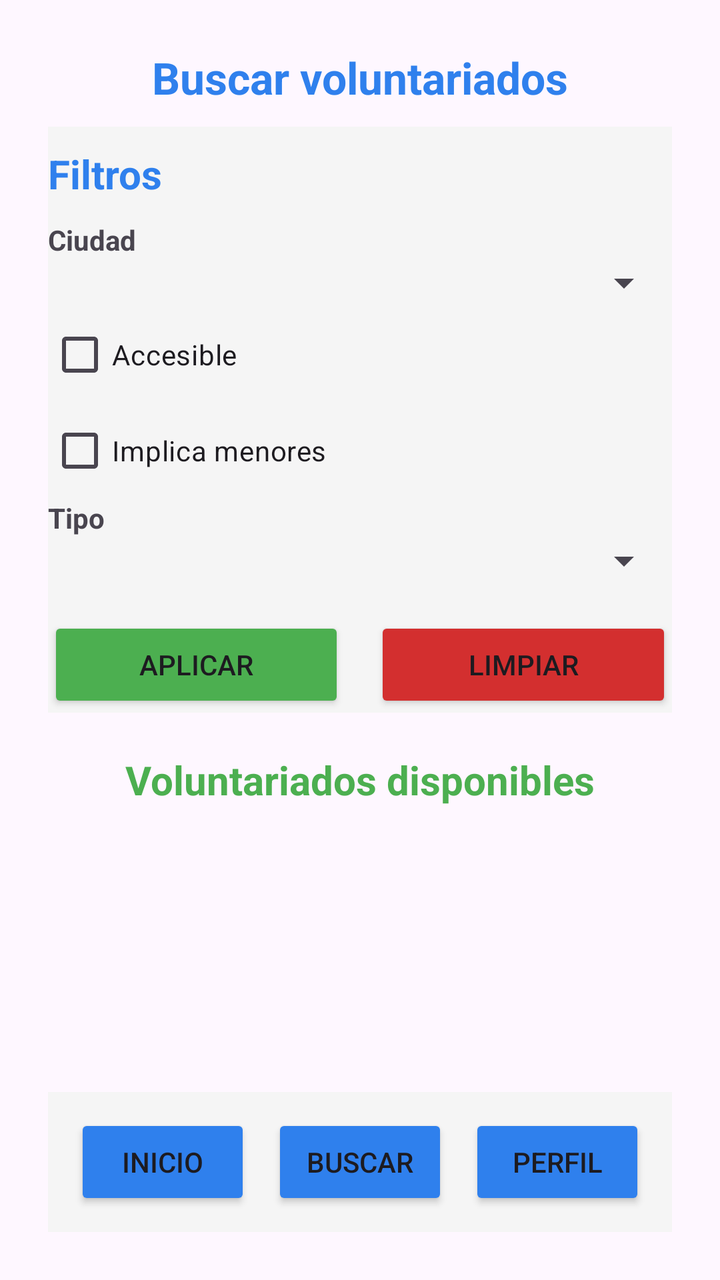
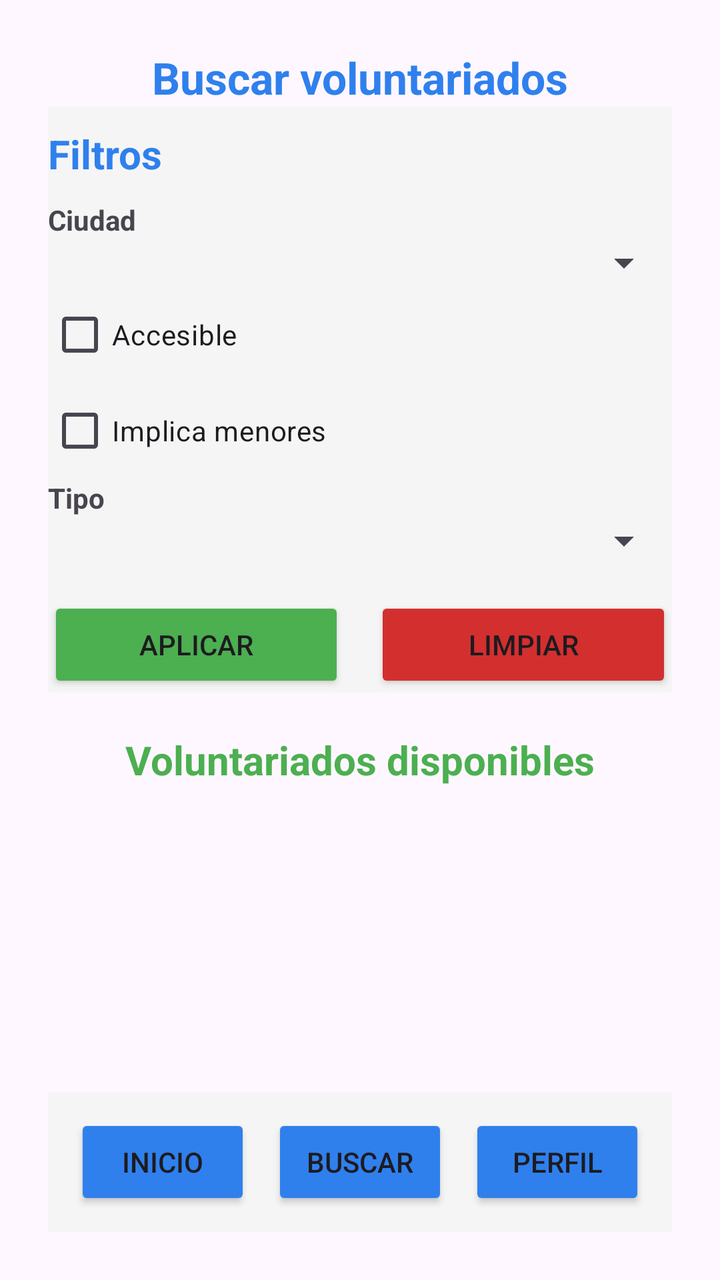

Two renders of the same Android screen: before a commit and after it. Below are the layout's source before the change and the commit's diff.
<!-- AndroidManifest.xml: application theme Theme.Conecta_Voluntariado_TFG -->
<!-- res/layout/activity_search_volunteering.xml -->
<?xml version="1.0" encoding="utf-8"?>
<androidx.constraintlayout.widget.ConstraintLayout xmlns:android="http://schemas.android.com/apk/res/android"
    xmlns:app="http://schemas.android.com/apk/res-auto"
    xmlns:tools="http://schemas.android.com/tools"
    android:id="@+id/main"
    android:layout_width="match_parent"
    android:layout_height="match_parent"
    android:padding="24dp"
    tools:context=".SearchVolunteeringActivity">

    <TextView
        android:layout_width="wrap_content"
        android:layout_height="wrap_content"
        android:id="@+id/tvSearchTitle"
        android:text="Buscar voluntariados"
        android:textColor="@color/brand_blue"
        android:textSize="22sp"
        android:textStyle="bold"
        app:layout_constraintTop_toTopOf="parent"
        app:layout_constraintStart_toStartOf="parent"
        app:layout_constraintEnd_toEndOf="parent" />

    <LinearLayout
        android:layout_width="match_parent"
        android:layout_height="0dp"
        android:id="@+id/linearLayoutBottomContent"
        android:layout_marginTop="10dp"
        android:orientation="vertical"
        app:layout_constraintTop_toBottomOf="@id/tvSearchTitle"
        app:layout_constraintBottom_toTopOf="@id/bottomBar"
        app:layout_constraintStart_toStartOf="parent"
        app:layout_constraintEnd_toEndOf="parent">

        <LinearLayout
            android:layout_width="match_parent"
            android:layout_height="wrap_content"
            android:id="@+id/linearLayoutFilters"
            android:background="@color/light_gray"
            android:orientation="vertical">

            <TextView
                android:layout_width="wrap_content"
                android:layout_height="wrap_content"
                android:layout_marginTop="10dp"
                android:text="Filtros"
                android:textColor="@color/brand_blue"
                android:textSize="20sp"
                android:textStyle="bold" />

            <TextView
                android:layout_width="match_parent"
                android:layout_height="wrap_content"
                android:id="@+id/tvFilterCity"
                android:layout_marginTop="10dp"
                android:text="Ciudad"
                android:textStyle="bold" />

            <Spinner
                android:layout_width="match_parent"
                android:layout_height="wrap_content"
                android:id="@+id/spCityFilter" />

            <CheckBox
                android:layout_width="match_parent"
                android:layout_height="wrap_content"
                android:id="@+id/cbAccessible"
                android:text="Accesible" />

            <CheckBox
                android:layout_width="match_parent"
                android:layout_height="wrap_content"
                android:id="@+id/cbMinors"
                android:text="Implica menores" />

            <TextView
                android:layout_width="match_parent"
                android:layout_height="wrap_content"
                android:id="@+id/tvFilterType"
                android:text="Tipo"
                android:textStyle="bold" />

            <Spinner
                android:layout_width="match_parent"
                android:layout_height="wrap_content"
                android:id="@+id/spTypeFilter" />

            <LinearLayout
                android:layout_width="match_parent"
                android:layout_height="wrap_content"
                android:layout_marginTop="16dp"
                android:orientation="horizontal">

                <Button
                    android:id="@+id/btnApplyFilters"
                    android:layout_width="0dp"
                    android:layout_height="wrap_content"
                    android:layout_weight="1"
                    android:backgroundTint="@color/light_green"
                    android:text="Aplicar" />

                <Button
                    android:id="@+id/btnClearFilters"
                    android:layout_width="0dp"
                    android:layout_height="wrap_content"
                    android:layout_marginStart="15dp"
                    android:layout_weight="1"
                    android:backgroundTint="@color/light_red"
                    android:text="Limpiar" />
            </LinearLayout>

        </LinearLayout>

        <LinearLayout
            android:layout_width="match_parent"
            android:layout_height="0dp"
            android:id="@+id/linearLayoutVolunteerings"
            android:layout_weight="1"
            android:orientation="vertical"
            android:layout_gravity="center_horizontal"
            android:layout_marginTop="20dp">

            <TextView
                android:layout_width="wrap_content"
                android:layout_height="wrap_content"
                android:text="Voluntariados disponibles"
                android:textColor="@color/light_green"
                android:layout_gravity="center"
                android:textSize="20sp"
                android:textStyle="bold" />

            <TextView
                android:layout_width="wrap_content"
                android:layout_height="wrap_content"
                android:id="@+id/textEmpty"
                android:text="No hay voluntariados disponibles"
                android:gravity="center_horizontal"
                android:textSize="16sp"
                android:visibility="gone" />

            <androidx.recyclerview.widget.RecyclerView
                android:layout_width="match_parent"
                android:layout_height="0dp"
                android:id="@+id/rvVolunteerings"
                android:layout_marginTop="5dp"
                android:layout_weight="1"
                tools:listitem="@layout/item_volunteering_volunteer" />

        </LinearLayout>

    </LinearLayout>

    <LinearLayout
        android:layout_width="0dp"
        android:layout_height="70dp"
        android:id="@+id/bottomBar"
        android:background="@color/light_gray"
        android:orientation="horizontal"
        android:padding="8dp"
        app:layout_constraintBottom_toBottomOf="parent"
        app:layout_constraintStart_toStartOf="parent"
        app:layout_constraintEnd_toEndOf="parent">

        <LinearLayout
            android:layout_width="0dp"
            android:layout_height="match_parent"
            android:layout_weight="1"
            android:gravity="center"
            android:orientation="vertical">

            <Button
                android:layout_width="wrap_content"
                android:layout_height="wrap_content"
                android:id="@+id/btnHomeVolunteer"
                android:text="Inicio"
                android:backgroundTint="@color/brand_blue" />
        </LinearLayout>

        <LinearLayout
            android:layout_width="0dp"
            android:layout_height="match_parent"
            android:layout_weight="1"
            android:gravity="center"
            android:orientation="vertical">

            <Button
                android:layout_width="wrap_content"
                android:layout_height="wrap_content"
                android:id="@+id/btnSearchVolunteer"
                android:text="Buscar"
                android:backgroundTint="@color/brand_blue" />
        </LinearLayout>

    <LinearLayout
        android:layout_width="0dp"
        android:layout_height="match_parent"
        android:layout_weight="1"
        android:gravity="center"
        android:orientation="vertical">

        <Button
            android:layout_width="wrap_content"
            android:layout_height="wrap_content"
            android:id="@+id/btnProfileVolunteer"
            android:text="Perfil"
            android:backgroundTint="@color/brand_blue" />
    </LinearLayout>

</LinearLayout>

</androidx.constraintlayout.widget.ConstraintLayout>
<!-- res/layout/item_volunteering_volunteer.xml (included above) -->
<?xml version="1.0" encoding="utf-8"?>
<LinearLayout xmlns:android="http://schemas.android.com/apk/res/android"
    android:layout_width="match_parent"
    android:layout_height="wrap_content"
    android:layout_marginBottom="12dp"
    android:background="@color/white"
    android:orientation="vertical"
    android:padding="24dp">

    <TextView
        android:layout_width="match_parent"
        android:layout_height="wrap_content"
        android:id="@+id/tvItemTitle"
        android:text="Creando Sonrisas"
        android:textColor="@color/brand_blue"
        android:textSize="18sp"
        android:textStyle="bold" />

    <TextView
        android:layout_width="match_parent"
        android:layout_height="wrap_content"
        android:id="@+id/tvItemType"
        android:layout_marginTop="6dp"
        android:text="Tipo: Social" />

    <TextView
        android:layout_width="match_parent"
        android:layout_height="wrap_content"
        android:id="@+id/tvItemDescription"
        android:layout_marginTop="6dp"
        android:text="Actividades lúdicas con personas con diversidad funcional" />

    <TextView
        android:layout_width="match_parent"
        android:layout_height="wrap_content"
        android:id="@+id/tvItemCity"
        android:layout_marginTop="6dp"
        android:text="Ciudad: Madrid" />

    <TextView
        android:layout_width="match_parent"
        android:layout_height="wrap_content"
        android:id="@+id/tvItemAddress"
        android:layout_marginTop="6dp"
        android:text="Dirección: Calle del Pez, 5" />

    <TextView
        android:layout_width="match_parent"
        android:layout_height="wrap_content"
        android:id="@+id/tvItemDate"
        android:layout_marginTop="6dp"
        android:text="Fecha y hora: 01/04/2026 15:00" />

    <TextView
        android:layout_width="match_parent"
        android:layout_height="wrap_content"
        android:id="@+id/tvItemMinors"
        android:layout_marginTop="6dp"
        android:text="Implica menores (Requiere certificado de delitos sexuales)"
        android:textColor="@color/light_red"
        android:textStyle="bold" />

    <TextView
        android:layout_width="match_parent"
        android:layout_height="wrap_content"
        android:id="@+id/tvItemAccessibility"
        android:layout_marginTop="6dp"
        android:text="Accesible para personas con movilidad reducida"
        android:textStyle="bold" />

    <TextView
        android:layout_width="match_parent"
        android:layout_height="wrap_content"
        android:id="@+id/tvItemStatus"
        android:layout_marginTop="6dp"
        android:text="Estado: Activo"
        android:textStyle="bold" />

    <Button
        android:layout_width="match_parent"
        android:layout_height="wrap_content"
        android:id="@+id/btnSignUpVolunteering"
        android:layout_marginTop="10dp"
        android:backgroundTint="@color/light_green"
        android:text="Inscribirse" />

</LinearLayout>
<!-- resources referenced by this layout -->
<resources>
  <color name="brand_blue">#2F80ED</color>
  <color name="light_gray">#F5F5F5</color>
  <color name="light_green">#4CAF50</color>
  <color name="light_red">#D32F2F</color>
  <color name="white">#FFFFFFFF</color>
  <style name="Theme.Conecta_Voluntariado_TFG" parent="Base.Theme.Conecta_Voluntariado_TFG" />
  <style name="Base.Theme.Conecta_Voluntariado_TFG" parent="Theme.Material3.DayNight.NoActionBar">
          
          
      </style>
</resources>

<!-- the commit's change to res/layout/activity_search_volunteering.xml (unified diff, before → after) -->
@@ -8,157 +8,161 @@
     android:padding="24dp"
     tools:context=".SearchVolunteeringActivity">
 
-    <TextView
-        android:layout_width="wrap_content"
-        android:layout_height="wrap_content"
-        android:id="@+id/tvSearchTitle"
-        android:text="Buscar voluntariados"
-        android:textColor="@color/brand_blue"
-        android:textSize="22sp"
-        android:textStyle="bold"
-        app:layout_constraintTop_toTopOf="parent"
+    <ScrollView
+        android:layout_width="0dp"
+        android:layout_height="0dp"
+        android:fillViewport="true"
+        app:layout_constraintBottom_toTopOf="@id/bottomBar"
+        app:layout_constraintEnd_toEndOf="parent"
         app:layout_constraintStart_toStartOf="parent"
-        app:layout_constraintEnd_toEndOf="parent" />
-
-    <LinearLayout
-        android:layout_width="match_parent"
-        android:layout_height="0dp"
-        android:id="@+id/linearLayoutBottomContent"
-        android:layout_marginTop="10dp"
-        android:orientation="vertical"
-        app:layout_constraintTop_toBottomOf="@id/tvSearchTitle"
-        app:layout_constraintBottom_toTopOf="@id/bottomBar"
-        app:layout_constraintStart_toStartOf="parent"
-        app:layout_constraintEnd_toEndOf="parent">
+        app:layout_constraintTop_toTopOf="parent">
 
         <LinearLayout
+            android:id="@+id/lLayoutBottomContent"
             android:layout_width="match_parent"
             android:layout_height="wrap_content"
-            android:id="@+id/linearLayoutFilters"
-            android:background="@color/light_gray"
             android:orientation="vertical">
 
             <TextView
+                android:id="@+id/tvSearchTitle"
                 android:layout_width="wrap_content"
                 android:layout_height="wrap_content"
-                android:layout_marginTop="10dp"
-                android:text="Filtros"
+                android:layout_gravity="center_horizontal"
+                android:text="Buscar voluntariados"
                 android:textColor="@color/brand_blue"
-                android:textSize="20sp"
+                android:textSize="22sp"
                 android:textStyle="bold" />
 
-            <TextView
+            <LinearLayout
+                android:id="@+id/linearLayoutFilters"
                 android:layout_width="match_parent"
                 android:layout_height="wrap_content"
-                android:id="@+id/tvFilterCity"
-                android:layout_marginTop="10dp"
-                android:text="Ciudad"
-                android:textStyle="bold" />
-
-            <Spinner
-                android:layout_width="match_parent"
-                android:layout_height="wrap_content"
-                android:id="@+id/spCityFilter" />
-
-            <CheckBox
-                android:layout_width="match_parent"
-                android:layout_height="wrap_content"
-                android:id="@+id/cbAccessible"
-                android:text="Accesible" />
-
-            <CheckBox
-                android:layout_width="match_parent"
-                android:layout_height="wrap_content"
-                android:id="@+id/cbMinors"
-                android:text="Implica menores" />
-
-            <TextView
-                android:layout_width="match_parent"
-                android:layout_height="wrap_content"
-                android:id="@+id/tvFilterType"
-                android:text="Tipo"
-                android:textStyle="bold" />
-
-            <Spinner
-                android:layout_width="match_parent"
-                android:layout_height="wrap_content"
-                android:id="@+id/spTypeFilter" />
+                android:background="@color/light_gray"
+                android:orientation="vertical">
+
+                <TextView
+                    android:layout_width="wrap_content"
+                    android:layout_height="wrap_content"
+                    android:layout_marginTop="10dp"
+                    android:text="Filtros"
+                    android:textColor="@color/brand_blue"
+                    android:textSize="20sp"
+                    android:textStyle="bold" />
+
+                <TextView
+                    android:id="@+id/tvFilterCity"
+                    android:layout_width="match_parent"
+                    android:layout_height="wrap_content"
+                    android:layout_marginTop="10dp"
+                    android:text="Ciudad"
+                    android:textStyle="bold" />
+
+                <Spinner
+                    android:id="@+id/spCityFilter"
+                    android:layout_width="match_parent"
+                    android:layout_height="wrap_content" />
+
+                <CheckBox
+                    android:id="@+id/cbAccessible"
+                    android:layout_width="match_parent"
+                    android:layout_height="wrap_content"
+                    android:text="Accesible" />
+
+                <CheckBox
+                    android:id="@+id/cbMinors"
+                    android:layout_width="match_parent"
+                    android:layout_height="wrap_content"
+                    android:text="Implica menores" />
+
+                <TextView
+                    android:id="@+id/tvFilterType"
+                    android:layout_width="match_parent"
+                    android:layout_height="wrap_content"
+                    android:text="Tipo"
+                    android:textStyle="bold" />
+
+                <Spinner
+                    android:id="@+id/spTypeFilter"
+                    android:layout_width="match_parent"
+                    android:layout_height="wrap_content" />
+
+                <LinearLayout
+                    android:layout_width="match_parent"
+                    android:layout_height="wrap_content"
+                    android:layout_marginTop="16dp"
+                    android:orientation="horizontal">
+
+                    <Button
+                        android:id="@+id/btnApplyFilters"
+                        android:layout_width="0dp"
+                        android:layout_height="wrap_content"
+                        android:layout_weight="1"
+                        android:backgroundTint="@color/light_green"
+                        android:text="Aplicar" />
+
+                    <Button
+                        android:id="@+id/btnClearFilters"
+                        android:layout_width="0dp"
+                        android:layout_height="wrap_content"
+                        android:layout_marginStart="15dp"
+                        android:layout_weight="1"
+                        android:backgroundTint="@color/light_red"
+                        android:text="Limpiar" />
+                </LinearLayout>
+
+            </LinearLayout>
 
             <LinearLayout
-                android:layout_width="match_parent"
-                android:layout_height="wrap_content"
-                android:layout_marginTop="16dp"
-                android:orientation="horizontal">
-
-                <Button
-                    android:id="@+id/btnApplyFilters"
-                    android:layout_width="0dp"
-                    android:layout_height="wrap_content"
-                    android:layout_weight="1"
-                    android:backgroundTint="@color/light_green"
-                    android:text="Aplicar" />
-
-                <Button
-                    android:id="@+id/btnClearFilters"
-                    android:layout_width="0dp"
-                    android:layout_height="wrap_content"
-                    android:layout_marginStart="15dp"
-                    android:layout_weight="1"
-                    android:backgroundTint="@color/light_red"
-                    android:text="Limpiar" />
-            </LinearLayout>
-
-        </LinearLayout>
-
-        <LinearLayout
-            android:layout_width="match_parent"
-            android:layout_height="0dp"
-            android:id="@+id/linearLayoutVolunteerings"
-            android:layout_weight="1"
-            android:orientation="vertical"
-            android:layout_gravity="center_horizontal"
-            android:layout_marginTop="20dp">
-
-            <TextView
-                android:layout_width="wrap_content"
-                android:layout_height="wrap_content"
-                android:text="Voluntariados disponibles"
-                android:textColor="@color/light_green"
-                android:layout_gravity="center"
-                android:textSize="20sp"
-                android:textStyle="bold" />
-
-            <TextView
-                android:layout_width="wrap_content"
-                android:layout_height="wrap_content"
-                android:id="@+id/textEmpty"
-                android:text="No hay voluntariados disponibles"
-                android:gravity="center_horizontal"
-                android:textSize="16sp"
-                android:visibility="gone" />
-
-            <androidx.recyclerview.widget.RecyclerView
+                android:id="@+id/linearLayoutVolunteerings"
                 android:layout_width="match_parent"
                 android:layout_height="0dp"
-                android:id="@+id/rvVolunteerings"
-                android:layout_marginTop="5dp"
+                android:layout_gravity="center_horizontal"
+                android:layout_marginTop="20dp"
                 android:layout_weight="1"
-                tools:listitem="@layout/item_volunteering_volunteer" />
+                android:orientation="vertical">
+
+                <TextView
+                    android:layout_width="wrap_content"
+                    android:layout_height="wrap_content"
+                    android:layout_gravity="center"
+                    android:text="Voluntariados disponibles"
+                    android:textColor="@color/light_green"
+                    android:textSize="20sp"
+                    android:textStyle="bold" />
+
+                <TextView
+                    android:id="@+id/textEmpty"
+                    android:layout_width="wrap_content"
+                    android:layout_height="wrap_content"
+                    android:gravity="center_horizontal"
+                    android:text="No hay voluntariados disponibles"
+                    android:textSize="16sp"
+                    android:visibility="gone" />
+
+                <androidx.recyclerview.widget.RecyclerView
+                    android:id="@+id/rvVolunteerings"
+                    android:layout_width="match_parent"
+                    android:layout_height="0dp"
+                    android:layout_marginTop="5dp"
+                    android:layout_weight="1"
+                    tools:listitem="@layout/item_volunteering_volunteer" />
+
+            </LinearLayout>
 
         </LinearLayout>
 
-    </LinearLayout>
+    </ScrollView>
 
     <LinearLayout
+        android:id="@+id/bottomBar"
         android:layout_width="0dp"
         android:layout_height="70dp"
-        android:id="@+id/bottomBar"
         android:background="@color/light_gray"
         android:orientation="horizontal"
         android:padding="8dp"
         app:layout_constraintBottom_toBottomOf="parent"
-        app:layout_constraintStart_toStartOf="parent"
-        app:layout_constraintEnd_toEndOf="parent">
+        app:layout_constraintEnd_toEndOf="parent"
+        app:layout_constraintStart_toStartOf="parent">
 
         <LinearLayout
             android:layout_width="0dp"
@@ -168,11 +172,11 @@
             android:orientation="vertical">
 
             <Button
+                android:id="@+id/btnHomeVolunteer"
                 android:layout_width="wrap_content"
                 android:layout_height="wrap_content"
-                android:id="@+id/btnHomeVolunteer"
-                android:text="Inicio"
-                android:backgroundTint="@color/brand_blue" />
+                android:backgroundTint="@color/brand_blue"
+                android:text="Inicio" />
         </LinearLayout>
 
         <LinearLayout
@@ -183,29 +187,29 @@
             android:orientation="vertical">
 
             <Button
+                android:id="@+id/btnSearchVolunteer"
                 android:layout_width="wrap_content"
                 android:layout_height="wrap_content"
-                android:id="@+id/btnSearchVolunteer"
-                android:text="Buscar"
-                android:backgroundTint="@color/brand_blue" />
+                android:backgroundTint="@color/brand_blue"
+                android:text="Buscar" />
         </LinearLayout>
 
-    <LinearLayout
-        android:layout_width="0dp"
-        android:layout_height="match_parent"
-        android:layout_weight="1"
-        android:gravity="center"
-        android:orientation="vertical">
-
-        <Button
-            android:layout_width="wrap_content"
-            android:layout_height="wrap_content"
-            android:id="@+id/btnProfileVolunteer"
-            android:text="Perfil"
-            android:backgroundTint="@color/brand_blue" />
+        <LinearLayout
+            android:layout_width="0dp"
+            android:layout_height="match_parent"
+            android:layout_weight="1"
+            android:gravity="center"
+            android:orientation="vertical">
+
+            <Button
+                android:id="@+id/btnProfileVolunteer"
+                android:layout_width="wrap_content"
+                android:layout_height="wrap_content"
+                android:backgroundTint="@color/brand_blue"
+                android:text="Perfil" />
+        </LinearLayout>
+
     </LinearLayout>
-
-</LinearLayout>
 
 </androidx.constraintlayout.widget.ConstraintLayout>
 <!-- res/layout/item_volunteering_volunteer.xml (included above) -->
